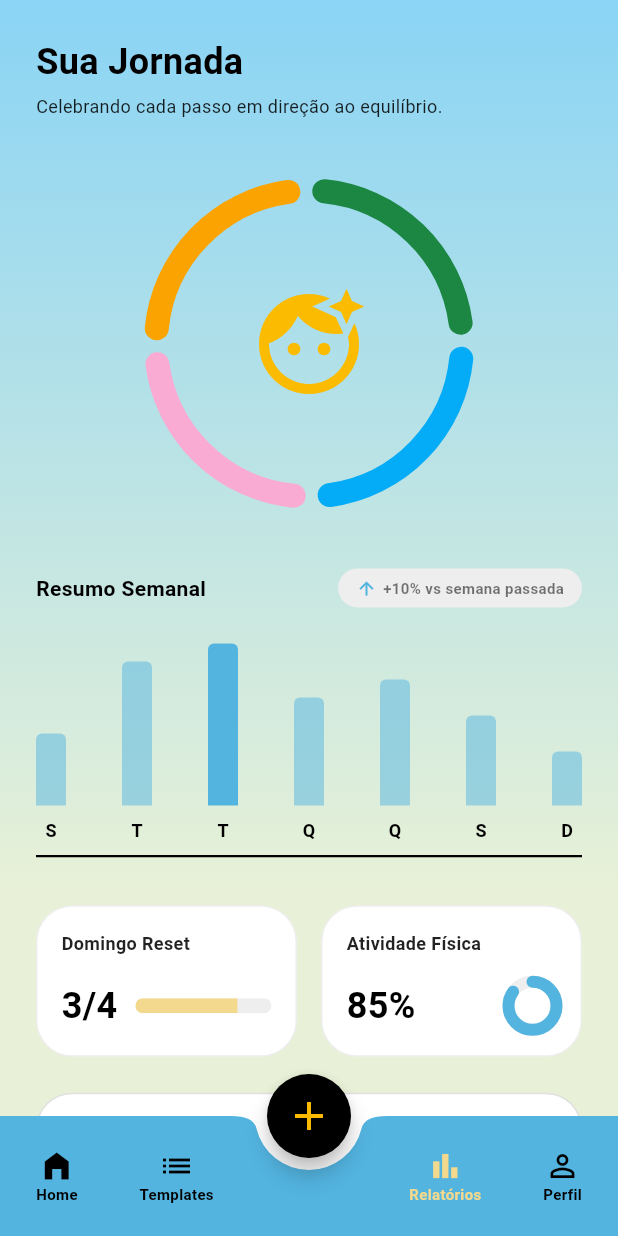
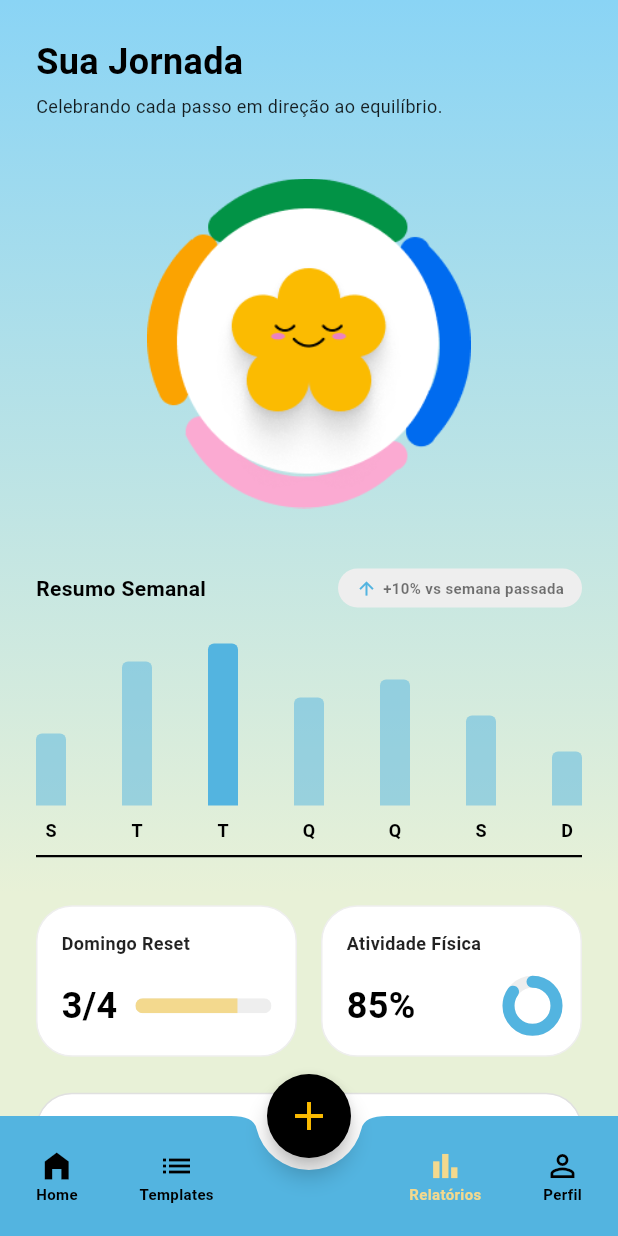
Before and after one commit to esthefanymunizunit/HelthRoutine, a Flutter app: the screen it shows after launch, item 3 of the bottom bar chosen, on a phone screen of 412 x 824 dp. Run offline on Flutter 3.47's test engine with Material 3 defaults, Android fonts, the phone set to English and light mode, and no system bars; our stand-ins replace google_fonts.

Commit message:
feat: icons e separacao de responsibilidade de tela e app_strings

```diff
--- a/lib/core/constants/app_strings.dart
+++ b/lib/core/constants/app_strings.dart
@@ -38,6 +38,7 @@ class AppStrings {
   static const String reportsSubtitle =
       'Celebrando cada passo em direção ao equilíbrio.';
   static const String weeklySummary = 'Resumo Semanal';
+  static const String weeklyComparison = '+10% vs semana passada';
   static const String sundayReset = 'Domingo Reset';
   static const String physicalActivity = 'Atividade Física';
   static const String insightTitle = 'Insight';
--- a/lib/features/reports/pages/reports_page.dart
+++ b/lib/features/reports/pages/reports_page.dart
@@ -65,11 +65,8 @@ class _ReportsPageState extends State<ReportsPage> {
                 ),
                 const SizedBox(height: 40),
 
-                // Círculos de Progresso (Agora fiéis ao design)
                 const ProgressCircleSection(),
                 const SizedBox(height: 40),
-
-                // Resumo Semanal e Tag flutuante
                 Row(
                   mainAxisAlignment: MainAxisAlignment.spaceBetween,
                   children: [
@@ -77,7 +74,6 @@ class _ReportsPageState extends State<ReportsPage> {
                       AppStrings.weeklySummary,
                       style: AppTextStyles.heading2.copyWith(fontSize: 14),
                     ),
-                    // Tag "+10% vs semana passada"
                     Container(
                       padding: const EdgeInsets.symmetric(
                         horizontal: 12,
@@ -87,17 +83,17 @@ class _ReportsPageState extends State<ReportsPage> {
                         color: Colors.grey.shade200,
                         borderRadius: BorderRadius.circular(16),
                       ),
-                      child: const Row(
+                      child: Row(
                         children: [
-                          Icon(
+                          const Icon(
                             Icons.arrow_upward,
                             size: 14,
                             color: AppColors.cloudBlue,
                           ),
-                          SizedBox(width: 4),
+                          const SizedBox(width: 4),
                           Text(
-                            '+10% vs semana passada',
-                            style: TextStyle(
+                            AppStrings.weeklyComparison,
+                            style: const TextStyle(
                               fontSize: 10,
                               fontWeight: FontWeight.bold,
                               color: Colors.black54,
@@ -110,11 +106,9 @@ class _ReportsPageState extends State<ReportsPage> {
                 ),
                 const SizedBox(height: 24),
 
-                // Gráfico de Barras com a linha base
                 WeeklyBarChart(data: mockData!['weeklyChart']),
                 const SizedBox(height: 32),
 
-                // Cards de estatísticas (Domingo Reset e Atividade)
                 Row(
                   children: [
                     _buildSmallStatCard(
@@ -135,7 +129,6 @@ class _ReportsPageState extends State<ReportsPage> {
 
                 const SizedBox(height: 24),
 
-                // Insight Card (Agora branco com borda, igual ao Figma)
                 Container(
                   padding: const EdgeInsets.all(20),
                   decoration: BoxDecoration(
@@ -166,18 +159,12 @@ class _ReportsPageState extends State<ReportsPage> {
                           ],
                         ),
                       ),
-                      // Ícone roxo do design
-                      Container(
-                        padding: const EdgeInsets.all(12),
-                        decoration: BoxDecoration(
-                          color: AppColors.templatePurpleLight,
-                          borderRadius: BorderRadius.circular(16),
-                        ),
-                        child: const Icon(
-                          Icons.sentiment_satisfied_alt,
-                          size: 32,
-                          color: AppColors.black,
-                        ),
+                      // Sua imagem roxa exportada do Figma
+                      Image.asset(
+                        'assets/images/icon-roxo-feliz.png',
+                        width: 60,
+                        height: 60,
+                        fit: BoxFit.contain,
                       ),
                     ],
                   ),
@@ -191,7 +178,6 @@ class _ReportsPageState extends State<ReportsPage> {
     );
   }
 
-  // Atualizado para suportar barra linear ou barra circular
   Widget _buildSmallStatCard({
     required String title,
     required String value,
--- a/pubspec.yaml
+++ b/pubspec.yaml
@@ -19,8 +19,8 @@ dev_dependencies:
   flutter_lints: ^6.0.0
 
 flutter:
+  uses-material-design: true
 
-  # the material Icons class.
-  uses-material-design: true
   assets:
     - assets/mocks/
+    - assets/images/
```
Also changed, not shown: lib/features/reports/widgets/progress_circle_section.dart (+3 -67 lines), assets/images/icon-roxo-feliz.png (added), assets/images/progres-circle-section.png (added).
